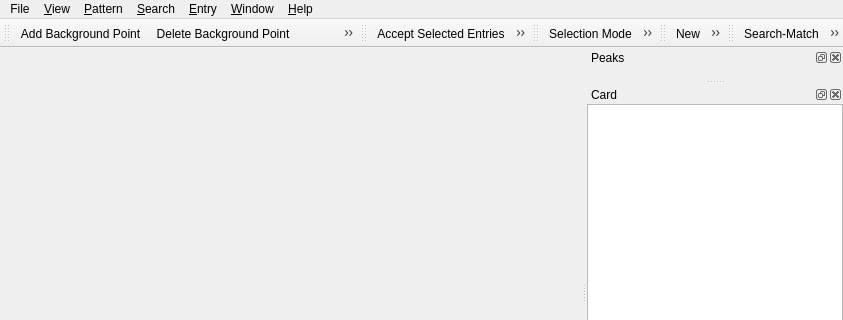
Before: the Qt Designer form src/mainwindow.ui in ccorrado71/qualx3, drawn with Qt 5; both pictures show x 0 to 843 and y 0 to 320 of the 843 by 600 pixel window.
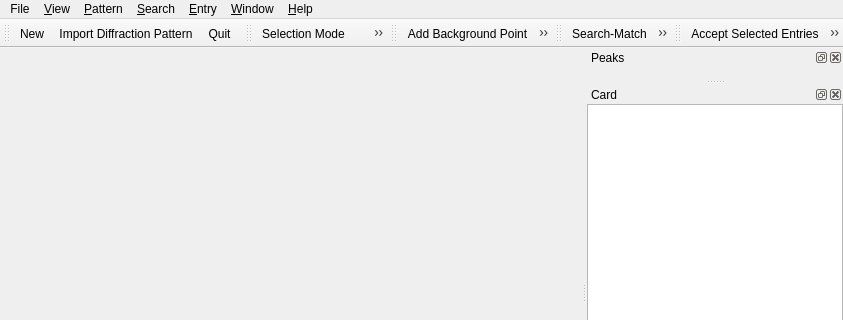
After: the same form once the commit is applied. Icons and pictures are not drawn. Custom widgets are drawn as their Qt base class.

Commit message: Fix default toolbar order and Quantitative dock placement

```diff
--- a/src/mainwindow.ui
+++ b/src/mainwindow.ui
@@ -256,21 +256,6 @@
     </layout>
    </widget>
   </widget>
-  <widget class="QToolBar" name="toolBarPattern">
-   <property name="windowTitle">
-    <string>Pattern Toolbar</string>
-   </property>
-   <attribute name="toolBarArea">
-    <enum>TopToolBarArea</enum>
-   </attribute>
-   <attribute name="toolBarBreak">
-    <bool>false</bool>
-   </attribute>
-   <addaction name="actionAdd_Background_Point"/>
-   <addaction name="actionDelete_Background_Point"/>
-   <addaction name="actionAdd_Peak"/>
-   <addaction name="actionDelete_Peak"/>
-  </widget>
   <widget class="QDockWidget" name="dockWidgetCard">
    <property name="windowTitle">
     <string>Card</string>
@@ -379,7 +364,7 @@
     </layout>
    </widget>
   </widget>
-  <widget class="QToolBar" name="toolBarEntry">
+  <widget class="QToolBar" name="toolBar">
    <property name="windowTitle">
     <string>toolBar</string>
    </property>
@@ -389,10 +374,9 @@
    <attribute name="toolBarBreak">
     <bool>false</bool>
    </attribute>
-   <addaction name="actionAccept_Selected_Entries"/>
-   <addaction name="actionDelete"/>
-   <addaction name="actionChange_Color"/>
-   <addaction name="actionLoad_Add"/>
+   <addaction name="actionNew"/>
+   <addaction name="actionImportDiffractionPattern"/>
+   <addaction name="actionExit"/>
   </widget>
   <widget class="QToolBar" name="toolBarZoom">
    <property name="windowTitle">
@@ -412,7 +396,7 @@
    <addaction name="actionAutoscale"/>
    <addaction name="actionLegend"/>
   </widget>
-  <widget class="QToolBar" name="toolBar">
+  <widget class="QToolBar" name="toolBarPattern">
    <property name="windowTitle">
     <string>File Toolbar</string>
    </property>
@@ -422,9 +406,10 @@
    <attribute name="toolBarBreak">
     <bool>false</bool>
    </attribute>
-   <addaction name="actionNew"/>
-   <addaction name="actionImportDiffractionPattern"/>
-   <addaction name="actionExit"/>
+   <addaction name="actionAdd_Background_Point"/>
+   <addaction name="actionDelete_Background_Point"/>
+   <addaction name="actionAdd_Peak"/>
+   <addaction name="actionDelete_Peak"/>
   </widget>
   <widget class="QToolBar" name="toolBarSearch">
    <property name="windowTitle">
@@ -441,6 +426,21 @@
    <addaction name="actionRestraints"/>
    <addaction name="actionCancel_Search"/>
   </widget>
+  <widget class="QToolBar" name="toolBarEntry">
+   <property name="windowTitle">
+    <string>toolBar</string>
+   </property>
+   <attribute name="toolBarArea">
+    <enum>TopToolBarArea</enum>
+   </attribute>
+   <attribute name="toolBarBreak">
+    <bool>false</bool>
+   </attribute>
+   <addaction name="actionAccept_Selected_Entries"/>
+   <addaction name="actionDelete"/>
+   <addaction name="actionChange_Color"/>
+   <addaction name="actionLoad_Add"/>
+  </widget>
   <action name="actionTestDatabase">
    <property name="text">
     <string>Test Database</string>
```
Left out of the diff: 4 changed lines with no effect on the pictures. The commit also changes 1 other file.
